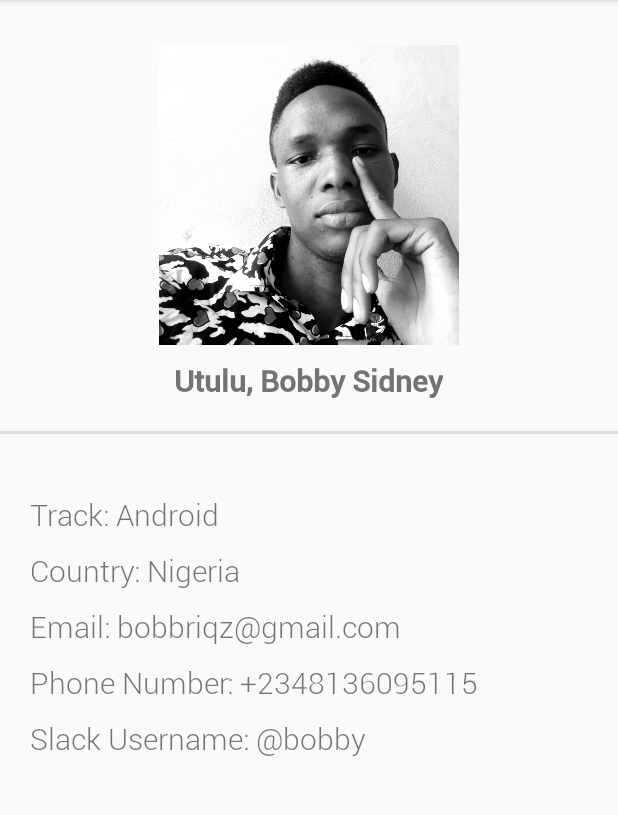
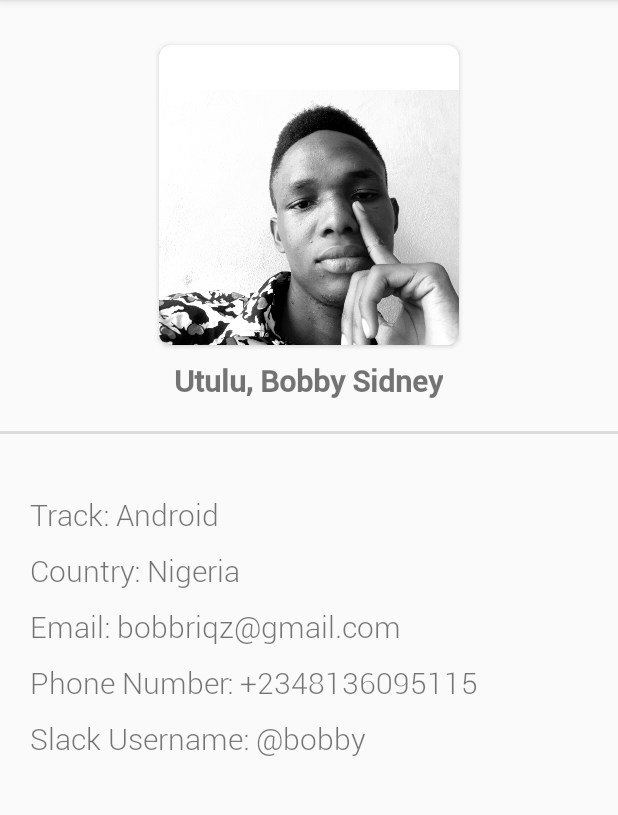
Before and after one commit to BobbyBriQz/HNGTask1, an Android app: the screen it shows after launch (MainActivity), on a phone screen of 412 x 824 dp, the part 84-899 px from its top. Run offline under Robolectric (Android 15) with nearby library versions, the phone set to English and light mode, and no system bars; our stand-ins replace Firebase (no records; nobody signed in at launch, a user with empty details on screens opened directly); libraries missing offline, so code that uses them is left out: com.firebase.ui; 2 statements that could not run were skipped.

Commit message:
implemented imageview in Cardview

```diff
--- a/app/src/main/java/com/appsbygreatness/hngtask1/FireBaseUtils.java
+++ b/app/src/main/java/com/appsbygreatness/hngtask1/FireBaseUtils.java
@@ -65,6 +65,8 @@ public class FireBaseUtils {
 
                 }
             };
+
+
         }
 
 
--- a/app/src/main/java/com/appsbygreatness/hngtask1/MainActivity.java
+++ b/app/src/main/java/com/appsbygreatness/hngtask1/MainActivity.java
@@ -13,6 +13,9 @@ import com.firebase.ui.auth.AuthUI;
 import com.google.android.gms.tasks.OnCompleteListener;
 import com.google.android.gms.tasks.Task;
 
+import java.util.Arrays;
+import java.util.List;
+
 public class MainActivity extends AppCompatActivity {
 
     public static final int RC_SIGN_IN = 1234;
@@ -23,8 +26,6 @@ public class MainActivity extends AppCompatActivity {
 
         FireBaseUtils.setUpSignIn(this);
         setContentView(R.layout.activity_main);
-
-
 
 
 
--- a/app/src/main/res/layout/activity_main.xml
+++ b/app/src/main/res/layout/activity_main.xml
@@ -28,7 +28,8 @@
         app:layout_constraintStart_toStartOf="parent"
         app:layout_constraintTop_toTopOf="parent">
 
-       <!-- <android.support.v7.widget.CardView
+
+        <androidx.cardview.widget.CardView
             android:id="@+id/cardView"
             android:layout_width="200dp"
             android:layout_height="200dp"
@@ -40,20 +41,15 @@
                 android:id="@+id/profileIV"
                 android:layout_width="200dp"
                 android:layout_height="200dp"
+                android:layout_marginTop="30dp"
                 android:layout_gravity="center_horizontal"
                 android:background="@drawable/profile_picture"
                 android:contentDescription="@string/content_description"/>
 
-        </android.support.v7.widget.CardView>-->
+        </androidx.cardview.widget.CardView>
 
-        <ImageView
-            android:id="@+id/profileIV"
-            android:layout_width="200dp"
-            android:layout_height="200dp"
-            android:layout_marginTop="30dp"
-            android:layout_gravity="center_horizontal"
-            android:background="@drawable/profile_picture"
-            android:contentDescription="@string/content_description"/>
+
+
 
 
 
--- a/app/src/main/res/values/strings.xml
+++ b/app/src/main/res/values/strings.xml
@@ -12,6 +12,7 @@
     <string name="profile_slack">Slack Username:        @bobby</string>
     <string name="my_profile">My Profile</string>
     <string name="log_out">Log out</string>
+    <string name="hhhk">hhhk</string>
 
 
 </resources>
```
